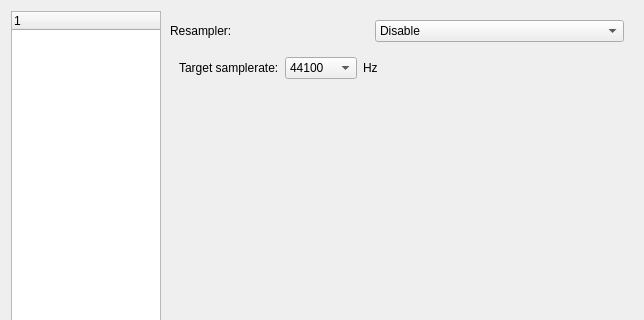
billlin0904/xamp2, file src/xamp/preferencedialog.ui: the form before one commit; both pictures show x 0 to 644 and y 0 to 320 of the 644 by 569 pixel window.
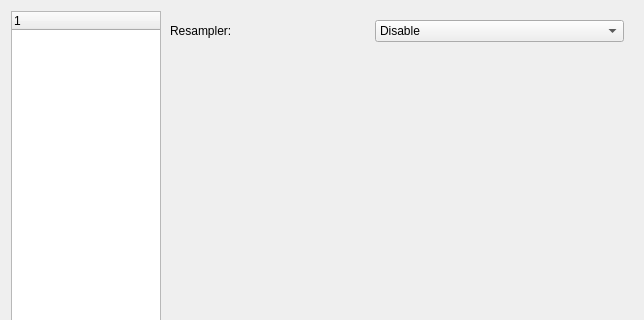
The form after the commit. The open tabs and pages were chosen to show the change.

Patch:
```diff
--- a/src/xamp/preferencedialog.ui
+++ b/src/xamp/preferencedialog.ui
@@ -176,7 +176,60 @@
           <widget class="QStackedWidget" name="resamplerStackedWidget">
            <widget class="QWidget" name="noneResamplerPage"/>
            <widget class="QWidget" name="soxrResamplerPage">
-            <layout class="QVBoxLayout" name="verticalLayout_6">
+            <layout class="QVBoxLayout" name="verticalLayout_4">
+             <property name="spacing">
+              <number>6</number>
+             </property>
+             <property name="leftMargin">
+              <number>0</number>
+             </property>
+             <property name="topMargin">
+              <number>6</number>
+             </property>
+             <property name="rightMargin">
+              <number>0</number>
+             </property>
+             <property name="bottomMargin">
+              <number>0</number>
+             </property>
+             <item>
+              <layout class="QHBoxLayout" name="horizontalLayout_12">
+               <item>
+                <widget class="QLabel" name="label_2">
+                 <property name="maximumSize">
+                  <size>
+                   <width>80</width>
+                   <height>16777215</height>
+                  </size>
+                 </property>
+                 <property name="text">
+                  <string>Settings:</string>
+                 </property>
+                </widget>
+               </item>
+               <item>
+                <widget class="QComboBox" name="soxrSettingCombo"/>
+               </item>
+               <item>
+                <layout class="QHBoxLayout" name="horizontalLayout_10">
+                 <item>
+                  <widget class="QPushButton" name="saveSoxrSettingBtn">
+                   <property name="text">
+                    <string>Save</string>
+                   </property>
+                  </widget>
+                 </item>
+                 <item>
+                  <widget class="QPushButton" name="deleteSoxrSettingBtn">
+                   <property name="text">
+                    <string>Delete</string>
+                   </property>
+                  </widget>
+                 </item>
+                </layout>
+               </item>
+              </layout>
+             </item>
              <item>
               <layout class="QHBoxLayout" name="horizontalLayout_9">
                <item>
@@ -473,114 +526,6 @@
              </item>
             </layout>
            </widget>
-           <widget class="QWidget" name="r8brainResamplerPage">
-            <layout class="QVBoxLayout" name="verticalLayout_4">
-             <item>
-              <layout class="QHBoxLayout" name="horizontalLayout_4">
-               <item>
-                <layout class="QHBoxLayout" name="horizontalLayout_3">
-                 <item>
-                  <widget class="QLabel" name="label_10">
-                   <property name="sizePolicy">
-                    <sizepolicy hsizetype="Preferred" vsizetype="Preferred">
-                     <horstretch>1</horstretch>
-                     <verstretch>0</verstretch>
-                    </sizepolicy>
-                   </property>
-                   <property name="text">
-                    <string>Target samplerate:</string>
-                   </property>
-                  </widget>
-                 </item>
-                 <item>
-                  <widget class="QComboBox" name="r8brainTargetSampleRateComboBox">
-                   <property name="sizePolicy">
-                    <sizepolicy hsizetype="Preferred" vsizetype="Fixed">
-                     <horstretch>0</horstretch>
-                     <verstretch>0</verstretch>
-                    </sizepolicy>
-                   </property>
-                   <item>
-                    <property name="text">
-                     <string>44100</string>
-                    </property>
-                   </item>
-                   <item>
-                    <property name="text">
-                     <string>48000</string>
-                    </property>
-                   </item>
-                   <item>
-                    <property name="text">
-                     <string>88200</string>
-                    </property>
-                   </item>
-                   <item>
-                    <property name="text">
-                     <string>96000</string>
-                    </property>
-                   </item>
-                   <item>
-                    <property name="text">
-                     <string>176400</string>
-                    </property>
-                   </item>
-                   <item>
-                    <property name="text">
-                     <string>192000</string>
-                    </property>
-                   </item>
-                   <item>
-                    <property name="text">
-                     <string>352800</string>
-                    </property>
-                   </item>
-                   <item>
-                    <property name="text">
-                     <string>384000</string>
-                    </property>
-                   </item>
-                  </widget>
-                 </item>
-                 <item>
-                  <widget class="QLabel" name="label_11">
-                   <property name="text">
-                    <string>Hz</string>
-                   </property>
-                  </widget>
-                 </item>
-                </layout>
-               </item>
-               <item>
-                <spacer name="horizontalSpacer_4">
-                 <property name="orientation">
-                  <enum>Qt::Horizontal</enum>
-                 </property>
-                 <property name="sizeHint" stdset="0">
-                  <size>
-                   <width>40</width>
-                   <height>20</height>
-                  </size>
-                 </property>
-                </spacer>
-               </item>
-              </layout>
-             </item>
-             <item>
-              <spacer name="verticalSpacer_2">
-               <property name="orientation">
-                <enum>Qt::Vertical</enum>
-               </property>
-               <property name="sizeHint" stdset="0">
-                <size>
-                 <width>20</width>
-                 <height>421</height>
-                </size>
-               </property>
-              </spacer>
-             </item>
-            </layout>
-           </widget>
           </widget>
          </item>
         </layout>
```
Left out of the diff: 7 changed lines with no effect on the pictures.
